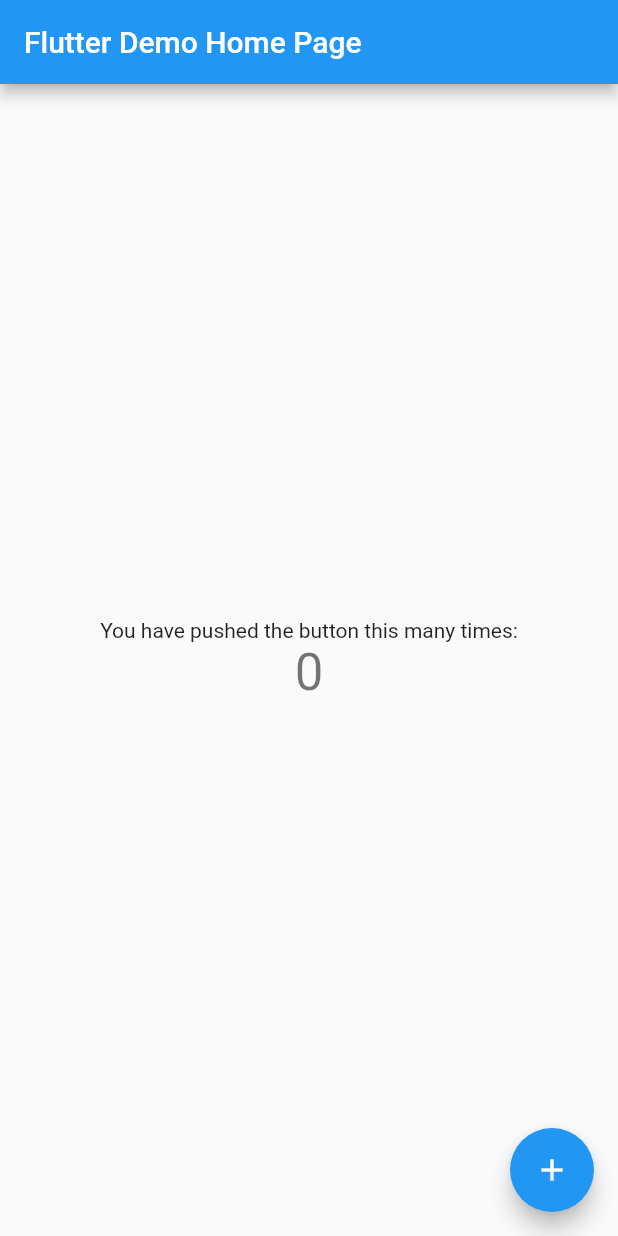
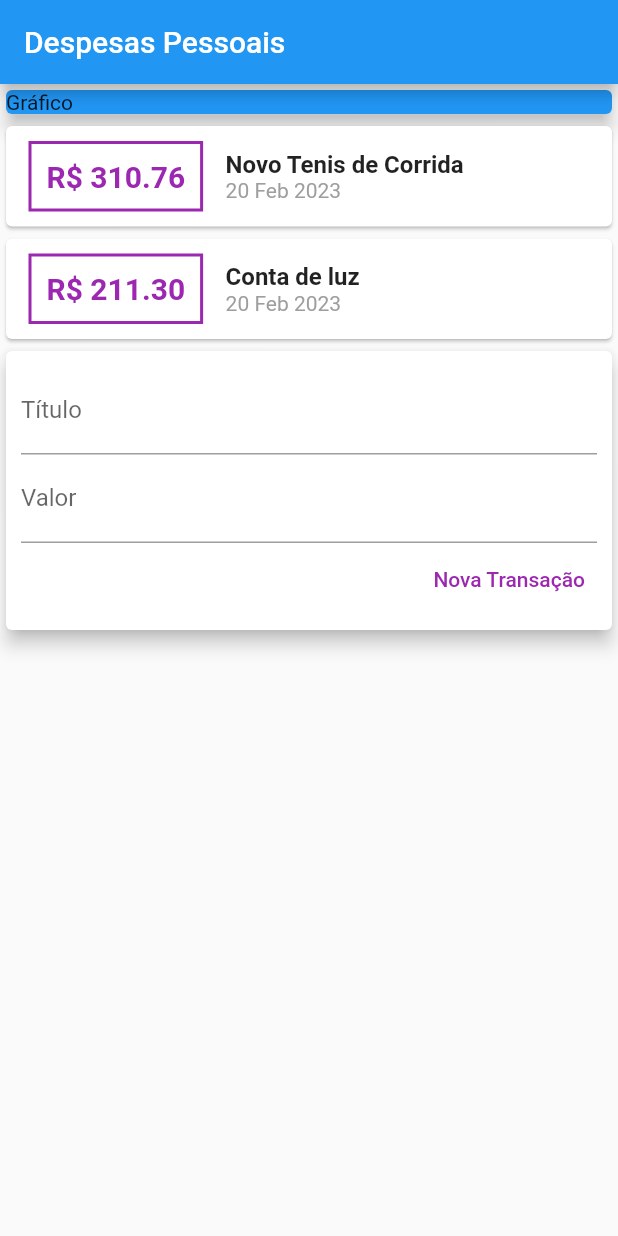
Before and after one commit to nickollasaranha/flutter_udemy, a Flutter app: the screen it shows after launch, on a phone screen of 412 x 824 dp. Run offline on Flutter 3.47's test engine with Material 2 defaults, Android fonts, the phone set to English and light mode, and no system bars.

Commit message:
feat: base code semi refactored

```diff
--- /dev/null
+++ b/expenses/lib/components/transaction_form.dart
@@ -0,0 +1,46 @@
+import 'package:flutter/material.dart';
+
+class TransactionForm extends StatelessWidget {
+  final titleController = TextEditingController();
+  final valueController = TextEditingController();
+  @override
+  Widget build(BuildContext context) {
+    return Card(
+      elevation: 5,
+      child: Padding(
+        padding: const EdgeInsets.all(10),
+        child: Column(
+          children: [
+            TextField(
+              controller: titleController,
+              decoration: InputDecoration(
+                labelText: 'Título',
+              ),
+            ),
+            TextField(
+              controller: valueController,
+              decoration: InputDecoration(
+                labelText: 'Valor',
+              ),
+            ),
+            Row(
+              mainAxisAlignment: MainAxisAlignment.end,
+              children: [
+                TextButton(
+                  onPressed: () {
+                    print(
+                        "title is ${titleController.text} and value is ${valueController.text}");
+                  },
+                  child: Text(
+                    'Nova Transação',
+                    style: TextStyle(color: Colors.purple),
+                  ),
+                ),
+              ],
+            )
+          ],
+        ),
+      ),
+    );
+  }
+}
--- /dev/null
+++ b/expenses/lib/components/transaction_list.dart
@@ -0,0 +1,58 @@
+import 'package:expenses/models/transaction.dart';
+import 'package:flutter/material.dart';
+import 'package:intl/intl.dart';
+
+class TransactionList extends StatelessWidget {
+  const TransactionList({super.key, required this.transactions});
+
+  final List<Transaction> transactions;
+  @override
+  Widget build(BuildContext context) {
+    return Column(
+      children: transactions.map((tr) {
+        return Card(
+          child: Row(children: [
+            Container(
+              margin: EdgeInsets.symmetric(
+                horizontal: 15,
+                vertical: 10,
+              ),
+              decoration: BoxDecoration(
+                  border: Border.all(
+                color: Colors.purple,
+                width: 2,
+              )),
+              padding: EdgeInsets.all(10),
+              child: Text(
+                "R\$ ${tr.value.toStringAsFixed(2)}",
+                style: TextStyle(
+                  fontWeight: FontWeight.bold,
+                  fontSize: 20,
+                  color: Colors.purple,
+                ),
+              ),
+            ),
+            Column(
+              crossAxisAlignment: CrossAxisAlignment.start,
+              children: [
+                Text(
+                  tr.title,
+                  style: TextStyle(
+                    fontSize: 16,
+                    fontWeight: FontWeight.bold,
+                  ),
+                ),
+                Text(
+                  DateFormat('d MMM y').format(tr.date),
+                  style: TextStyle(
+                    color: Colors.grey,
+                  ),
+                ),
+              ],
+            )
+          ]),
+        );
+      }).toList(),
+    );
+  }
+}
--- /dev/null
+++ b/expenses/lib/components/transaction_user.dart
@@ -0,0 +1,39 @@
+import 'package:flutter/material.dart';
+import 'transaction_form.dart';
+import 'transaction_list.dart';
+import 'package:expenses/models/transaction.dart';
+
+class TransactionUser extends StatefulWidget {
+  const TransactionUser({super.key});
+
+  @override
+  State<TransactionUser> createState() => _TransactionUserState();
+}
+
+class _TransactionUserState extends State<TransactionUser> {
+  final _transactions = [
+    Transaction(
+      id: 't1',
+      title: 'Novo Tenis de Corrida',
+      value: 310.76,
+      date: DateTime.now(),
+    ),
+    Transaction(
+      id: 't2',
+      title: 'Conta de luz',
+      value: 211.30,
+      date: DateTime.now(),
+    ),
+  ];
+  @override
+  Widget build(BuildContext context) {
+    return Column(
+      children: [
+        TransactionList(
+          transactions: _transactions,
+        ),
+        TransactionForm(),
+      ],
+    );
+  }
+}
--- a/expenses/lib/main.dart
+++ b/expenses/lib/main.dart
@@ -1,115 +1,38 @@
+import 'package:expenses/components/transaction_user.dart';
 import 'package:flutter/material.dart';
 
-void main() {
-  runApp(const MyApp());
-}
+main() => runApp(ExpensesApp());
 
-class MyApp extends StatelessWidget {
-  const MyApp({super.key});
+class ExpensesApp extends StatelessWidget {
+  const ExpensesApp({super.key});
 
-  // This widget is the root of your application.
   @override
   Widget build(BuildContext context) {
     return MaterialApp(
-      title: 'Flutter Demo',
-      theme: ThemeData(
-        // This is the theme of your application.
-        //
-        // Try running your application with "flutter run". You'll see the
-        // application has a blue toolbar. Then, without quitting the app, try
-        // changing the primarySwatch below to Colors.green and then invoke
-        // "hot reload" (press "r" in the console where you ran "flutter run",
-        // or simply save your changes to "hot reload" in a Flutter IDE).
-        // Notice that the counter didn't reset back to zero; the application
-        // is not restarted.
-        primarySwatch: Colors.blue,
-      ),
-      home: const MyHomePage(title: 'Flutter Demo Home Page'),
+      home: MyHomePage(),
     );
   }
 }
 
-class MyHomePage extends StatefulWidget {
-  const MyHomePage({super.key, required this.title});
-
-  // This widget is the home page of your application. It is stateful, meaning
-  // that it has a State object (defined below) that contains fields that affect
-  // how it looks.
-
-  // This class is the configuration for the state. It holds the values (in this
-  // case the title) provided by the parent (in this case the App widget) and
-  // used by the build method of the State. Fields in a Widget subclass are
-  // always marked "final".
-
-  final String title;
-
-  @override
-  State<MyHomePage> createState() => _MyHomePageState();
-}
-
-class _MyHomePageState extends State<MyHomePage> {
-  int _counter = 0;
-
-  void _incrementCounter() {
-    setState(() {
-      // This call to setState tells the Flutter framework that something has
-      // changed in this State, which causes it to rerun the build method below
-      // so that the display can reflect the updated values. If we changed
-      // _counter without calling setState(), then the build method would not be
-      // called again, and so nothing would appear to happen.
-      _counter++;
-    });
-  }
-
+class MyHomePage extends StatelessWidget {
   @override
   Widget build(BuildContext context) {
-    // This method is rerun every time setState is called, for instance as done
-    // by the _incrementCounter method above.
-    //
-    // The Flutter framework has been optimized to make rerunning build methods
-    // fast, so that you can just rebuild anything that needs updating rather
-    // than having to individually change instances of widgets.
     return Scaffold(
       appBar: AppBar(
-        // Here we take the value from the MyHomePage object that was created by
-        // the App.build method, and use it to set our appbar title.
-        title: Text(widget.title),
+        title: Text('Despesas Pessoais'),
       ),
-      body: Center(
-        // Center is a layout widget. It takes a single child and positions it
-        // in the middle of the parent.
-        child: Column(
-          // Column is also a layout widget. It takes a list of children and
-          // arranges them vertically. By default, it sizes itself to fit its
-          // children horizontally, and tries to be as tall as its parent.
-          //
-          // Invoke "debug painting" (press "p" in the console, choose the
-          // "Toggle Debug Paint" action from the Flutter Inspector in Android
-          // Studio, or the "Toggle Debug Paint" command in Visual Studio Code)
-          // to see the wireframe for each widget.
-          //
-          // Column has various properties to control how it sizes itself and
-          // how it positions its children. Here we use mainAxisAlignment to
-          // center the children vertically; the main axis here is the vertical
-          // axis because Columns are vertical (the cross axis would be
-          // horizontal).
-          mainAxisAlignment: MainAxisAlignment.center,
+      body: Column(
+          crossAxisAlignment: CrossAxisAlignment.stretch,
           children: <Widget>[
-            const Text(
-              'You have pushed the button this many times:',
+            Container(
+              child: Card(
+                color: Colors.blue,
+                child: Text('Gráfico'),
+                elevation: 5,
+              ),
             ),
-            Text(
-              '$_counter',
-              style: Theme.of(context).textTheme.headline4,
-            ),
-          ],
-        ),
-      ),
-      floatingActionButton: FloatingActionButton(
-        onPressed: _incrementCounter,
-        tooltip: 'Increment',
-        child: const Icon(Icons.add),
-      ), // This trailing comma makes auto-formatting nicer for build methods.
+            TransactionUser()
+          ]),
     );
   }
 }
--- /dev/null
+++ b/expenses/lib/models/transaction.dart
@@ -0,0 +1,13 @@
+class Transaction {
+  final String id;
+  final String title;
+  final double value;
+  final DateTime date;
+
+  Transaction({
+    required this.id,
+    required this.title,
+    required this.value,
+    required this.date,
+  });
+}
--- a/expenses/pubspec.yaml
+++ b/expenses/pubspec.yaml
@@ -31,6 +31,7 @@ environment:
 dependencies:
   flutter:
     sdk: flutter
+  intl: ^0.17.0
 
 
   # The following adds the Cupertino Icons font to your application.
```
Also changed, not shown: expenses/pubspec.lock, 1 other file.
